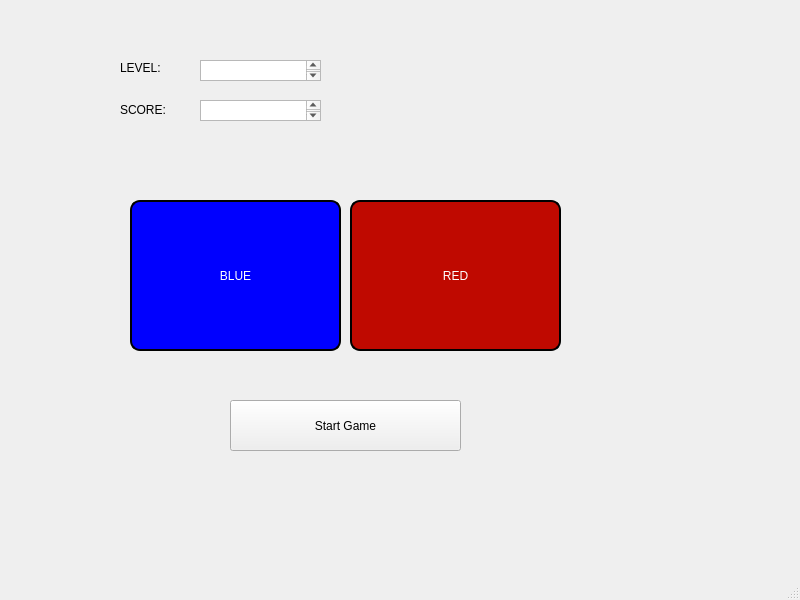
This is SimonGame/mainwindow.ui in UofU-CS3505/cs3505-assignment6-Tuyetminhvu as Qt 5 draws it before an edit. The edited form follows.
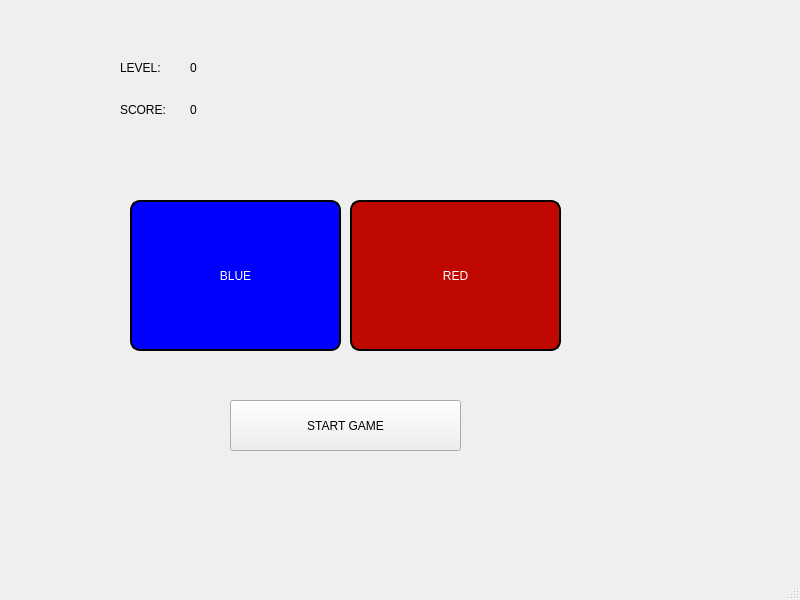
This is the edited form.

Commit message: Update game score and level

```diff
--- a/SimonGame/mainwindow.ui
+++ b/SimonGame/mainwindow.ui
@@ -546,26 +546,6 @@
      <string>SCORE:</string>
     </property>
    </widget>
-   <widget class="QTextBrowser" name="textBrowser">
-    <property name="geometry">
-     <rect>
-      <x>200</x>
-      <y>60</y>
-      <width>121</width>
-      <height>21</height>
-     </rect>
-    </property>
-   </widget>
-   <widget class="QTextBrowser" name="textBrowser_2">
-    <property name="geometry">
-     <rect>
-      <x>200</x>
-      <y>100</y>
-      <width>121</width>
-      <height>21</height>
-     </rect>
-    </property>
-   </widget>
    <widget class="QPushButton" name="startButton">
     <property name="geometry">
      <rect>
@@ -575,8 +555,11 @@
       <height>51</height>
      </rect>
     </property>
+    <property name="styleSheet">
+     <string notr="true">font: 900 13pt &quot;Arial Black&quot;;</string>
+    </property>
     <property name="text">
-     <string>Start Game</string>
+     <string>START GAME</string>
     </property>
    </widget>
    <widget class="QLabel" name="gameOverLabel">
@@ -592,6 +575,44 @@
      <string/>
     </property>
    </widget>
+   <widget class="QLabel" name="currentLevel">
+    <property name="enabled">
+     <bool>true</bool>
+    </property>
+    <property name="geometry">
+     <rect>
+      <x>190</x>
+      <y>60</y>
+      <width>61</width>
+      <height>16</height>
+     </rect>
+    </property>
+    <property name="styleSheet">
+     <string notr="true">font: 900 20
+
+pt &quot;Arial Black&quot;;</string>
+    </property>
+    <property name="text">
+     <string>0</string>
+    </property>
+   </widget>
+   <widget class="QLabel" name="currentScore">
+    <property name="geometry">
+     <rect>
+      <x>190</x>
+      <y>100</y>
+      <width>61</width>
+      <height>20</height>
+     </rect>
+    </property>
+    <property name="styleSheet">
+     <string notr="true">font: 900 20
+pt &quot;Arial Black&quot;;</string>
+    </property>
+    <property name="text">
+     <string>0</string>
+    </property>
+   </widget>
   </widget>
   <widget class="QMenuBar" name="menubar">
    <property name="geometry">
```
Left out of the diff: 4 changed lines with no effect on the pictures. The commit also changes 4 other files.
